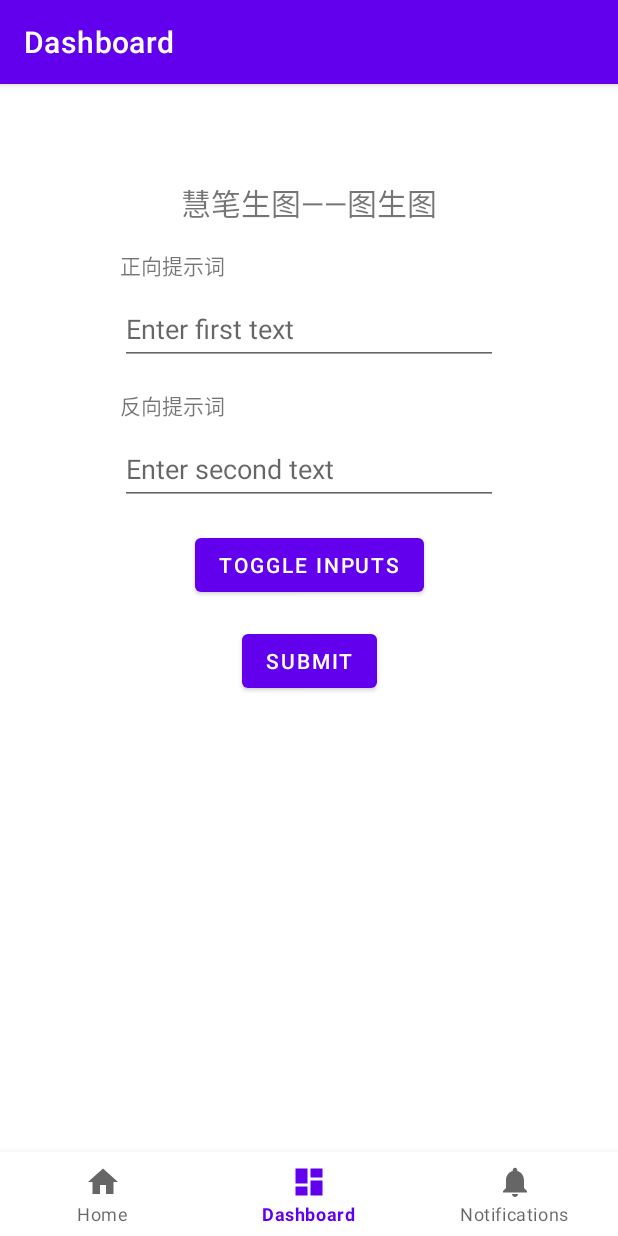
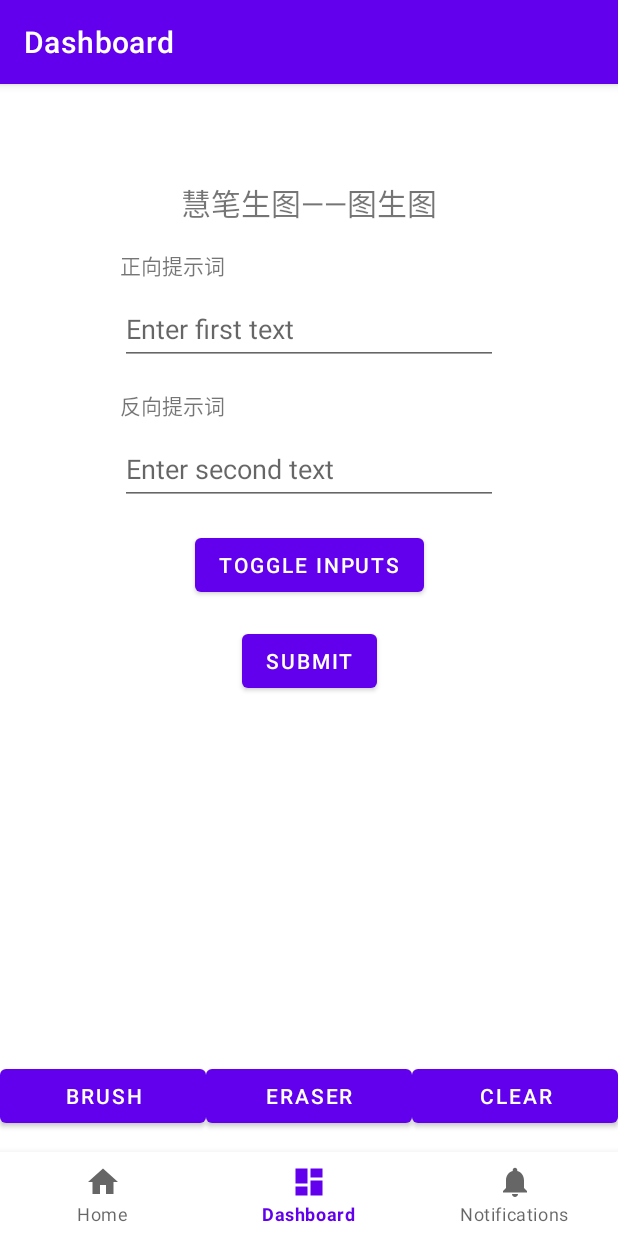
Before and after one commit to lyx0902/WiseBrush, an Android app: the DashboardFragment screen opened through its navigation route, on a phone screen of 412 x 824 dp. Run offline under Robolectric (Android 15) with nearby library versions, the phone set to English and light mode, and no system bars; our stand-ins replace navigation-ui.

Commit message:
pic2pic update

```diff
--- a/app/src/main/java/com/example/bottomnavigation1/ui/dashboard/DashboardFragment.kt
+++ b/app/src/main/java/com/example/bottomnavigation1/ui/dashboard/DashboardFragment.kt
@@ -12,6 +12,7 @@ class DashboardFragment : Fragment() {
     private var _binding: FragmentDashboardBinding? = null
     private val binding get() = _binding!!
     private var savedText: String? = null
+    private lateinit var drawingView: DrawingView
 
     override fun onCreateView(
         inflater: LayoutInflater, container: ViewGroup?,
@@ -22,6 +23,23 @@ class DashboardFragment : Fragment() {
 
         binding.toggleButton.setOnClickListener {
             showInputDialog()
+        }
+
+        drawingView = DrawingView(requireContext(), null)
+        binding.drawingFrame.addView(drawingView)
+
+        binding.brushButton.setOnClickListener {
+            drawingView.setErase(false)
+            drawingView.setBrushSize(10f)
+        }
+
+        binding.eraserButton.setOnClickListener {
+            drawingView.setErase(true)
+            drawingView.setBrushSize(20f)
+        }
+
+        binding.clearButton.setOnClickListener {
+            drawingView.startNew()
         }
 
         return root
--- /dev/null
+++ b/app/src/main/java/com/example/bottomnavigation1/ui/dashboard/DrawingView.kt
@@ -0,0 +1,78 @@
+package com.example.bottomnavigation1.ui.dashboard
+
+import android.content.Context
+import android.graphics.*
+import android.util.AttributeSet
+import android.view.MotionEvent
+import android.view.View
+
+class DrawingView(context: Context, attrs: AttributeSet?) : View(context, attrs) {
+
+    private var drawPath: Path = Path()
+    private var drawPaint: Paint = Paint()
+    private var canvasPaint: Paint = Paint(Paint.DITHER_FLAG)
+    private var drawCanvas: Canvas? = null
+    private var canvasBitmap: Bitmap? = null
+    private var brushSize: Float = 10f
+    private var erase: Boolean = false
+
+    init {
+        setupDrawing()
+    }
+
+    private fun setupDrawing() {
+        drawPaint.color = Color.BLACK
+        drawPaint.isAntiAlias = true
+        drawPaint.strokeWidth = brushSize
+        drawPaint.style = Paint.Style.STROKE
+        drawPaint.strokeJoin = Paint.Join.ROUND
+        drawPaint.strokeCap = Paint.Cap.ROUND
+    }
+
+    override fun onSizeChanged(w: Int, h: Int, oldw: Int, oldh: Int) {
+        super.onSizeChanged(w, h, oldw, oldh)
+        canvasBitmap = Bitmap.createBitmap(w, h, Bitmap.Config.ARGB_8888)
+        drawCanvas = Canvas(canvasBitmap!!)
+    }
+
+    override fun onDraw(canvas: Canvas) {
+        super.onDraw(canvas)
+        canvas.drawBitmap(canvasBitmap!!, 0f, 0f, canvasPaint)
+        canvas.drawPath(drawPath, drawPaint)
+    }
+
+    override fun onTouchEvent(event: MotionEvent): Boolean {
+        val touchX = event.x
+        val touchY = event.y
+        when (event.action) {
+            MotionEvent.ACTION_DOWN -> drawPath.moveTo(touchX, touchY)
+            MotionEvent.ACTION_MOVE -> drawPath.lineTo(touchX, touchY)
+            MotionEvent.ACTION_UP -> {
+                drawCanvas?.drawPath(drawPath, drawPaint)
+                drawPath.reset()
+            }
+            else -> return false
+        }
+        invalidate()
+        return true
+    }
+
+    fun setBrushSize(newSize: Float) {
+        brushSize = newSize
+        drawPaint.strokeWidth = brushSize
+    }
+
+    fun setErase(isErase: Boolean) {
+        erase = isErase
+        if (erase) {
+            drawPaint.xfermode = PorterDuffXfermode(PorterDuff.Mode.CLEAR)
+        } else {
+            drawPaint.xfermode = null
+        }
+    }
+
+    fun startNew() {
+        drawCanvas?.drawColor(0, PorterDuff.Mode.CLEAR)
+        invalidate()
+    }
+}
--- a/app/src/main/res/layout/fragment_dashboard.xml
+++ b/app/src/main/res/layout/fragment_dashboard.xml
@@ -118,4 +118,46 @@
         app:layout_constraintStart_toStartOf="parent"
         app:layout_constraintTop_toBottomOf="@id/inputContainer" />
 
+    <FrameLayout
+        android:id="@+id/drawingFrame"
+        android:layout_width="200dp"
+        android:layout_height="226dp"
+        android:layout_marginTop="16dp"
+        android:background="#FFFFFF"
+        app:layout_constraintDimensionRatio="1"
+        app:layout_constraintEnd_toEndOf="parent"
+        app:layout_constraintHorizontal_bias="0.0"
+        app:layout_constraintStart_toStartOf="parent"
+        app:layout_constraintTop_toBottomOf="@id/button" />
+
+    <LinearLayout
+        android:layout_width="match_parent"
+        android:layout_height="wrap_content"
+        android:orientation="horizontal"
+        app:layout_constraintTop_toBottomOf="@id/drawingFrame"
+        app:layout_constraintStart_toStartOf="parent"
+        app:layout_constraintEnd_toEndOf="parent">
+
+        <Button
+            android:id="@+id/brushButton"
+            android:layout_width="0dp"
+            android:layout_height="wrap_content"
+            android:layout_weight="1"
+            android:text="Brush" />
+
+        <Button
+            android:id="@+id/eraserButton"
+            android:layout_width="0dp"
+            android:layout_height="wrap_content"
+            android:layout_weight="1"
+            android:text="Eraser" />
+
+        <Button
+            android:id="@+id/clearButton"
+            android:layout_width="0dp"
+            android:layout_height="wrap_content"
+            android:layout_weight="1"
+            android:text="Clear" />
+    </LinearLayout>
+
 </androidx.constraintlayout.widget.ConstraintLayout>
--- a/app/src/main/res/layout/fragment_home.xml
+++ b/app/src/main/res/layout/fragment_home.xml
@@ -126,4 +126,5 @@
         android:contentDescription="Image from local"
         app:layout_constraintTop_toBottomOf="@id/button" />
 
+
 </androidx.constraintlayout.widget.ConstraintLayout>
```
